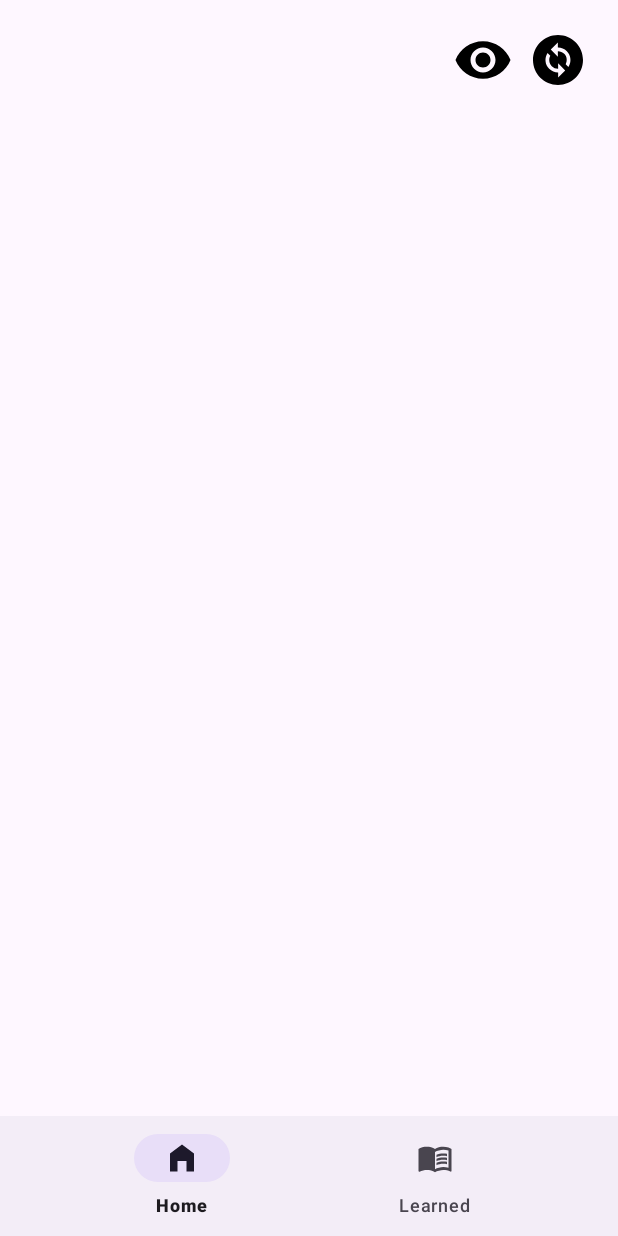
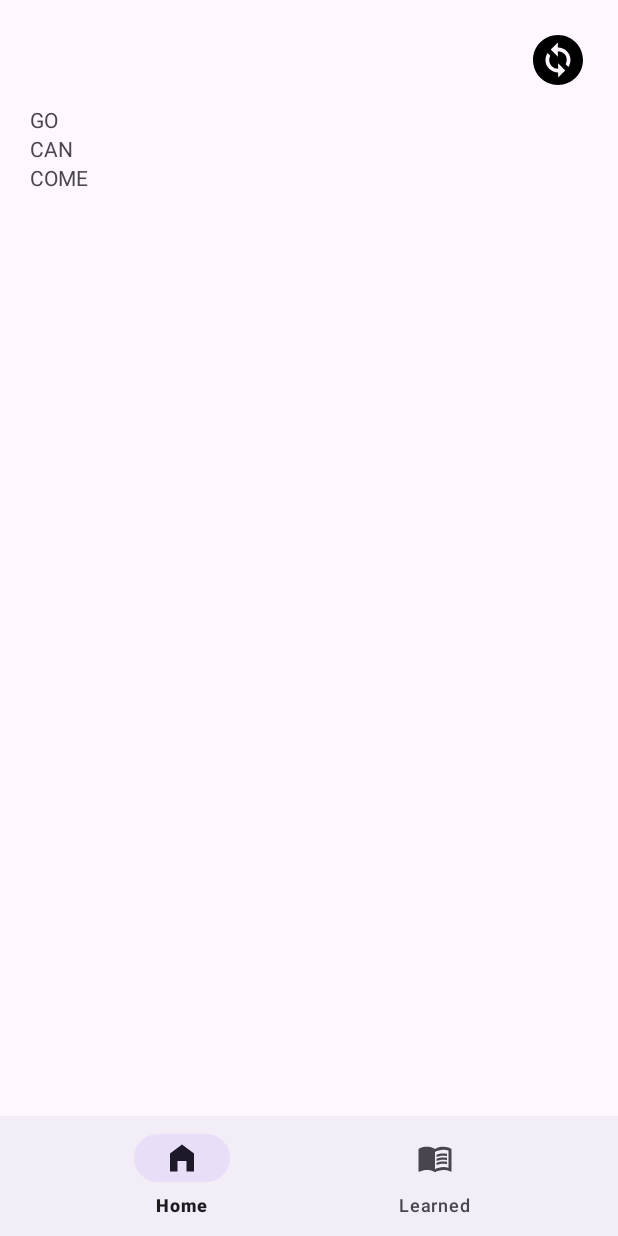
Before and after one commit to TunahanKaryagdi/WordMate, an Android app: the screen it shows after launch (MainActivity), on a phone screen of 412 x 824 dp. Run offline under Robolectric (Android 15) with nearby library versions, the phone set to English and light mode, and no system bars; our stand-ins replace navigation-ui.

Commit message:
add: home words adapter

```diff
--- a/app/src/main/java/com/tunahankaryagdi/wordmate/home/HomeFragment.kt
+++ b/app/src/main/java/com/tunahankaryagdi/wordmate/home/HomeFragment.kt
@@ -9,6 +9,7 @@ import androidx.fragment.app.viewModels
 import com.tunahankaryagdi.wordmate.R
 import com.tunahankaryagdi.wordmate.databinding.FragmentHomeBinding
 import com.tunahankaryagdi.wordmate.databinding.FragmentLearnedBinding
+import com.tunahankaryagdi.wordmate.home.adapter.HomeWordsAdapter
 
 
 class HomeFragment : Fragment() {
@@ -18,12 +19,21 @@ class HomeFragment : Fragment() {
     private var _binding: FragmentHomeBinding? = null
     private val binding get() = _binding!!
 
+    private lateinit var homeWordsAdapter : HomeWordsAdapter
+
     override fun onCreateView(
         inflater: LayoutInflater, container: ViewGroup?,
         savedInstanceState: Bundle?
     ): View {
         _binding = FragmentHomeBinding.inflate(inflater)
         return binding.root
+    }
+
+    override fun onViewCreated(view: View, savedInstanceState: Bundle?) {
+        super.onViewCreated(view, savedInstanceState)
+        homeWordsAdapter = HomeWordsAdapter()
+        binding.rvWordList.adapter = homeWordsAdapter
+
     }
 
 
--- /dev/null
+++ b/app/src/main/java/com/tunahankaryagdi/wordmate/home/adapter/HomeWordsAdapter.kt
@@ -0,0 +1,27 @@
+package com.tunahankaryagdi.wordmate.home.adapter
+
+import android.view.LayoutInflater
+import android.view.ViewGroup
+import androidx.recyclerview.widget.RecyclerView
+import com.tunahankaryagdi.wordmate.databinding.ItemWordListBinding
+
+class HomeWordsAdapter : RecyclerView.Adapter<HomeWordsViewHolder>() {
+
+    private var words = listOf("GO", "CAN", "COME")
+
+    override fun onCreateViewHolder(parent: ViewGroup, viewType: Int): HomeWordsViewHolder {
+        val binding = ItemWordListBinding.inflate(LayoutInflater.from(parent.context), parent, false)
+        return HomeWordsViewHolder(binding)
+    }
+
+    override fun onBindViewHolder(holder: HomeWordsViewHolder, position: Int) {
+        val word = words[position]
+        holder.bind(word)
+    }
+
+    override fun getItemCount(): Int = words.size
+
+
+
+
+}
--- /dev/null
+++ b/app/src/main/java/com/tunahankaryagdi/wordmate/home/adapter/HomeWordsViewHolder.kt
@@ -0,0 +1,18 @@
+package com.tunahankaryagdi.wordmate.home.adapter
+
+import android.view.View
+import androidx.recyclerview.widget.RecyclerView
+import com.tunahankaryagdi.wordmate.databinding.ItemWordListBinding
+
+class HomeWordsViewHolder(private val binding: ItemWordListBinding) :
+    RecyclerView.ViewHolder(binding.root) {
+    fun bind(word: String) {
+        binding.tvMain.text = word
+        binding.tvSecondary.text = "My text"
+
+        binding.root.setOnClickListener {
+            binding.tvSecondary.visibility =
+                if (binding.tvSecondary.visibility == View.GONE) View.VISIBLE else View.GONE
+        }
+    }
+}
--- a/app/src/main/res/layout/fragment_home.xml
+++ b/app/src/main/res/layout/fragment_home.xml
@@ -6,16 +6,6 @@
     xmlns:app="http://schemas.android.com/apk/res-auto"
     tools:context=".home.HomeFragment"
     android:padding="20dp">
-
-    <ImageView
-        android:id="@+id/ivShow"
-        android:layout_width="wrap_content"
-        android:layout_height="wrap_content"
-        app:layout_constraintTop_toTopOf="@id/ivChange"
-        app:layout_constraintEnd_toStartOf="@id/ivChange"
-        android:src="@drawable/ic_visible"
-        android:layout_marginEnd="10dp"
-        android:contentDescription="@string/show"/>
 
     <ImageView
         android:id="@+id/ivChange"
@@ -32,6 +22,7 @@
         android:layout_height="0dp"
         app:layout_constraintTop_toBottomOf="@id/ivChange"
         app:layout_constraintBottom_toBottomOf="parent"
-        android:layout_marginTop="10dp"/>
+        android:layout_marginTop="10dp"
+        app:layoutManager="androidx.recyclerview.widget.LinearLayoutManager"/>
 
 </androidx.constraintlayout.widget.ConstraintLayout>
--- /dev/null
+++ b/app/src/main/res/layout/item_word_list.xml
@@ -0,0 +1,18 @@
+<?xml version="1.0" encoding="utf-8"?>
+<LinearLayout xmlns:android="http://schemas.android.com/apk/res/android"
+    android:layout_width="match_parent"
+    android:layout_height="wrap_content"
+    android:orientation="vertical">
+
+    <TextView
+        android:id="@+id/tvMain"
+        android:layout_width="wrap_content"
+        android:layout_height="wrap_content"/>
+
+    <TextView
+        android:id="@+id/tvSecondary"
+        android:layout_width="wrap_content"
+        android:layout_height="wrap_content"
+        android:visibility="gone"/>
+
+</LinearLayout>
```
